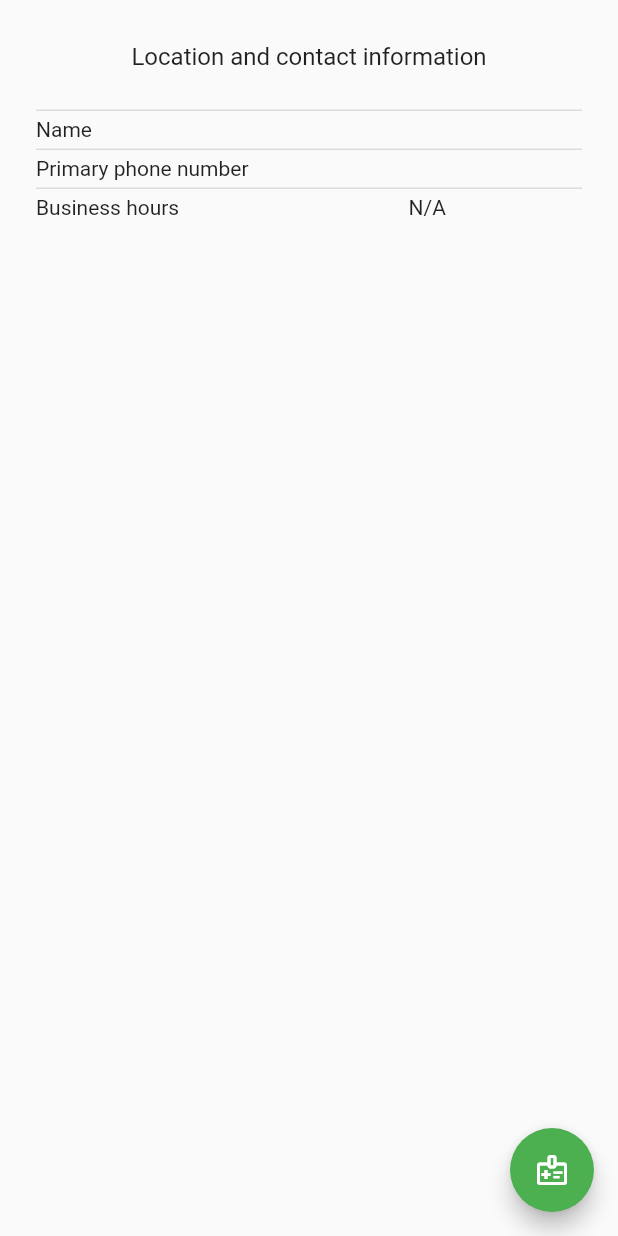
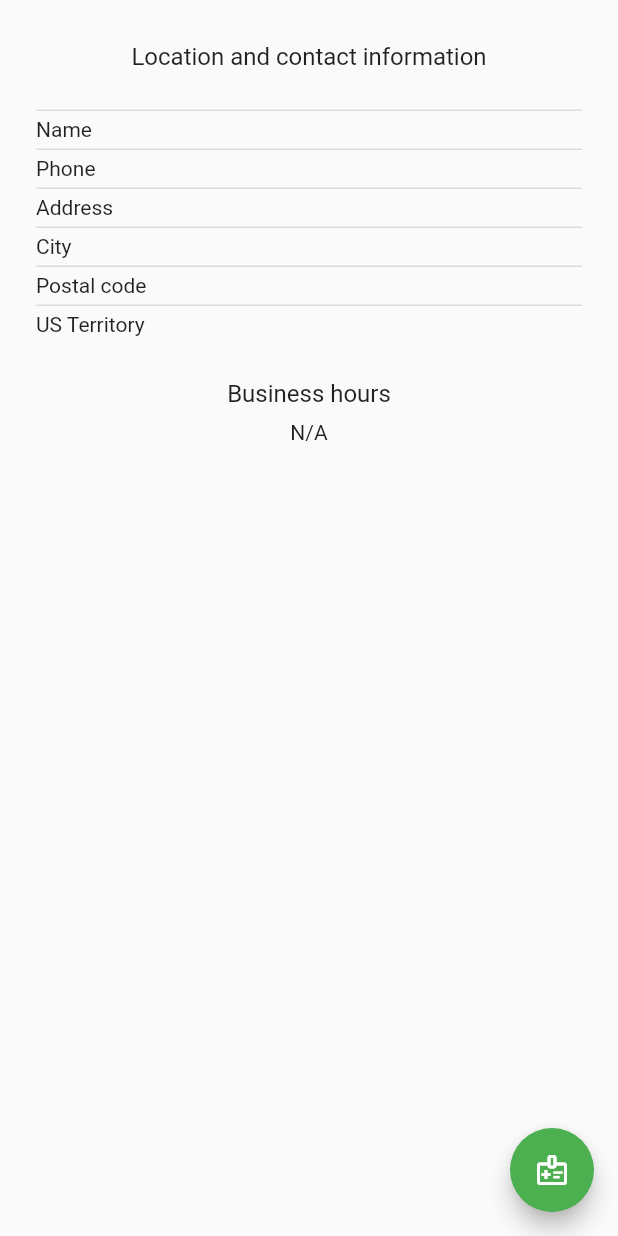
Before and after one commit to amwebexpert/poc_flutter_01, a Flutter app: the PharmacyDetail screen opened directly with empty values, on a phone screen of 412 x 824 dp. Run offline on Flutter 3.47's test engine with Material 2 defaults, Android fonts, the phone set to English and light mode, and no system bars; our stand-ins replace freezed_annotation, get_it.

```diff
--- a/lib/features/pharmacy/pharmacy.detail.panel.dart
+++ b/lib/features/pharmacy/pharmacy.detail.panel.dart
@@ -1,4 +1,5 @@
 import 'package:flutter/material.dart';
+import 'package:poc_flutter_01/services/pharmacies/pharmacy/pharmacy.address.model.dart';
 import 'package:poc_flutter_01/services/pharmacies/pharmacy/pharmacy.info.model.dart';
 
 import '../../services/pharmacies/pharmacy/pharmacy.model.dart';
@@ -13,20 +14,34 @@ class PharmacyDetailSection extends StatelessWidget {
   @override
   Widget build(BuildContext context) {
     PharmacyInfo info = pharmacy.value;
+    PharmacyAddress address = info.address;
+    List<String> hours = info.pharmacyHours.isBlank ? ['N/A'] : info.pharmacyHours.split(' \\n ');
+
     return Column(
       children: [
         const SizedBox(height: 20),
         Text('Location and contact information', style: Theme.of(context).textTheme.titleMedium),
         Padding(
           padding: const EdgeInsets.symmetric(horizontal: 16),
-          child: CompactDatatableWidget(
-            rows: <DataRow>[
-              DataRow(cells: <DataCell>[const DataCell(Text('Name')), DataCell(Text(info.name))]),
-              DataRow(cells: <DataCell>[const DataCell(Text('Primary phone number')), DataCell(Text(info.primaryPhoneNumber))]),
-              DataRow(cells: <DataCell>[const DataCell(Text('Business hours')), DataCell(Text(info.pharmacyHours.isBlank ? 'N/A' : info.pharmacyHours))]),
+          child: Column(
+            children: [
+              CompactDatatableWidget(
+                rows: <DataRow>[
+                  DataRow(cells: <DataCell>[const DataCell(Text('Name')), DataCell(Text(info.name))]),
+                  DataRow(cells: <DataCell>[const DataCell(Text('Phone')), DataCell(Text(info.primaryPhoneNumber))]),
+                  DataRow(cells: <DataCell>[const DataCell(Text('Address')), DataCell(Text(address.streetAddress1))]),
+                  DataRow(cells: <DataCell>[const DataCell(Text('City')), DataCell(Text(address.city))]),
+                  DataRow(cells: <DataCell>[const DataCell(Text('Postal code')), DataCell(Text(address.postalCode))]),
+                  DataRow(cells: <DataCell>[const DataCell(Text('US Territory')), DataCell(Text(address.usTerritory))]),
+                ],
+              ),
             ],
           ),
         ),
+        const SizedBox(height: 24),
+        Text('Business hours', style: Theme.of(context).textTheme.titleMedium),
+        const SizedBox(height: 8),
+        ...hours.map((hour) => Text(hour)).toList(),
       ],
     );
   }
```
